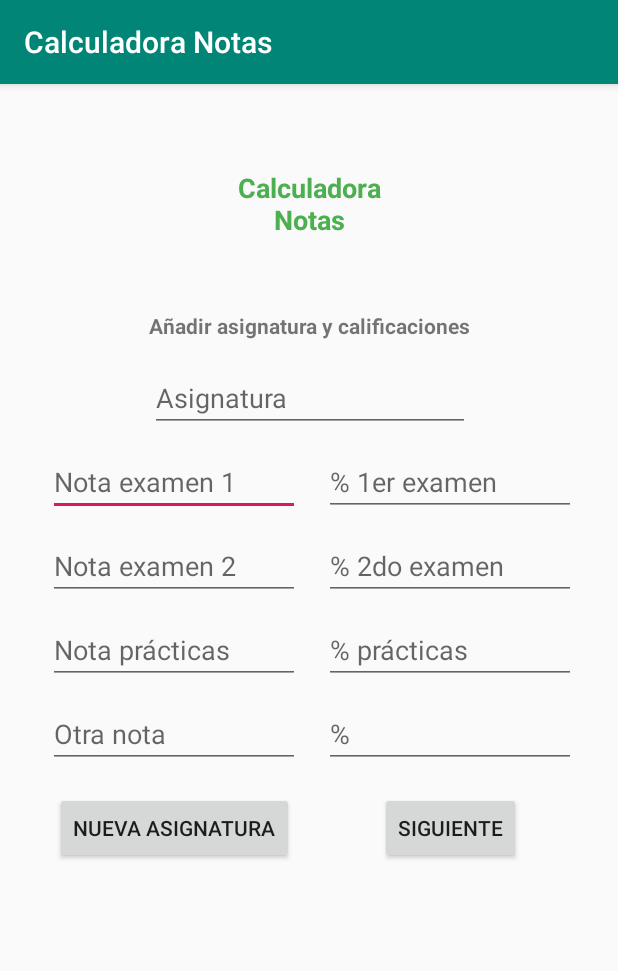
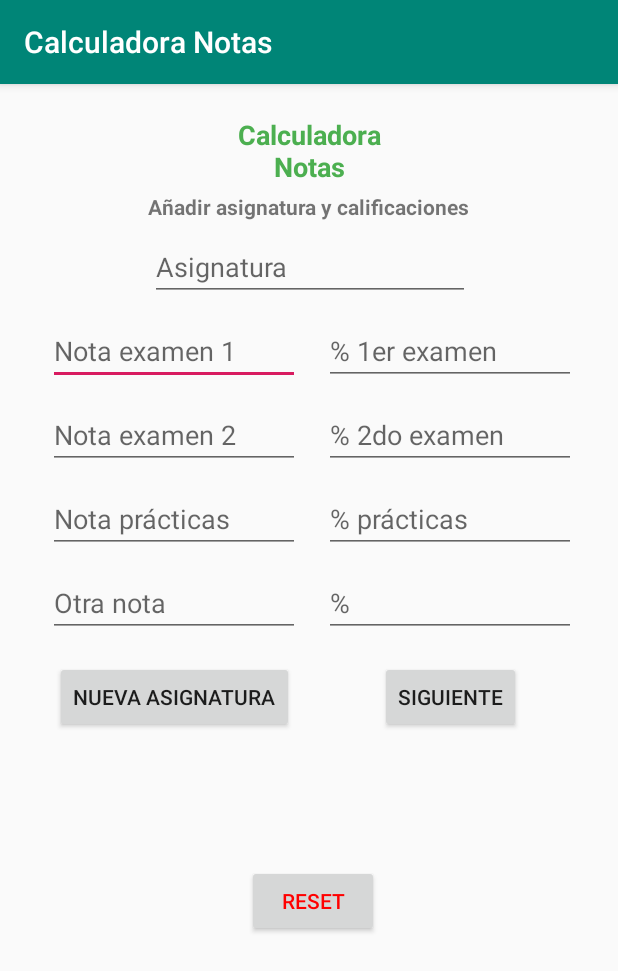
Before and after one commit to gabmar4/apptelem, an Android app: the screen it shows after launch (MainActivity), on a phone screen of 412 x 824 dp. Shown: the top 971 px of the screen. Run offline under Robolectric (Android 15) with nearby library versions, the phone set to English and light mode, and no system bars.

Commit message:
v0.41 no puedo crear un contador

```diff
--- a/app/src/main/java/com/example/appl_notas/MainActivity.java
+++ b/app/src/main/java/com/example/appl_notas/MainActivity.java
@@ -13,19 +13,25 @@ import android.widget.ImageButton;
 import android.widget.RadioButton;
 import android.widget.TextView;
 
+import org.w3c.dom.Text;
+
 public class MainActivity extends AppCompatActivity {
 
     @Override
     protected void onCreate(Bundle savedInstanceState) {
         super.onCreate(savedInstanceState);
         setContentView(R.layout.activity_main);
-        double nota_1=0;
         final Button  button_sig =(Button) findViewById(R.id.button_sig);
+        final Button  button_new =(Button) findViewById(R.id.button_new);
+        final Button  button_rst =(Button) findViewById(R.id.button_rst);
+
+        final TextView te_contador =(TextView) findViewById(R.id.te_contador);
+
+        int contador=1;
 
         button_sig.setOnClickListener(new View.OnClickListener(){
             @Override public void onClick(View v) {
 
-//podria usar un bucle if para comprobar que se cumplen los porcentajes
                 Intent intento = new Intent(MainActivity.this, Asignaturas.class);
                 Bundle b = new Bundle();
 
@@ -77,6 +83,8 @@ public class MainActivity extends AppCompatActivity {
                 double sum=pnota_1+pnota_2+pnota_p+pnota_ot;
                 intento.putExtras(b);
 
+                te_contador.setText("Hay "+(++contador)+" asignatura(s)");
+
                 if(((nota_1>10)||(nota_2>10))||((nota_p>10)||(nota_ot>10))){
                     error_p.setText("Una de las notas es mayor que 10.");
 
@@ -109,7 +117,19 @@ public class MainActivity extends AppCompatActivity {
                 }
             }
         });
+
+        button_rst.setOnClickListener(new View.OnClickListener(){
+            @Override
+            public void onClick (View v){
+                contador +=1;
+                finish();
+                startActivity(getIntent());
+            }
+        });
+
     }
+
+
 
     double ParseDouble (String strNumber){
         if(strNumber !=null && strNumber.length()>0){
--- a/app/src/main/res/layout/activity_main.xml
+++ b/app/src/main/res/layout/activity_main.xml
@@ -36,8 +36,8 @@
 
     <TextView
         android:id="@+id/textView"
-        android:layout_width="143dp"
-        android:layout_height="63dp"
+        android:layout_width="140dp"
+        android:layout_height="55dp"
         android:gravity="center|center_horizontal"
         android:text="Calculadora Notas"
         android:textAppearance="@style/TextAppearance.AppCompat.Large"
@@ -49,13 +49,12 @@
         app:layout_constraintLeft_toLeftOf="parent"
         app:layout_constraintRight_toRightOf="parent"
         app:layout_constraintTop_toTopOf="parent"
-        app:layout_constraintVertical_bias="0.068" />
+        app:layout_constraintVertical_bias="0.023" />
 
     <TextView
         android:id="@+id/anyade_asig"
         android:layout_width="wrap_content"
         android:layout_height="wrap_content"
-        android:layout_marginTop="40dp"
         android:text="Añadir asignatura y calificaciones"
         android:textStyle="bold"
         app:layout_constraintEnd_toEndOf="@+id/textView"
@@ -66,12 +65,13 @@
         android:id="@+id/asignatura"
         android:layout_width="wrap_content"
         android:layout_height="wrap_content"
-        android:layout_marginTop="16dp"
+        android:layout_marginTop="8dp"
         android:ems="10"
         android:hint="Asignatura"
         android:inputType="textPersonName|textCapSentences"
         android:textAllCaps="true"
         app:layout_constraintEnd_toEndOf="@+id/anyade_asig"
+        app:layout_constraintHorizontal_bias="1.0"
         app:layout_constraintStart_toStartOf="@+id/anyade_asig"
         app:layout_constraintTop_toBottomOf="@+id/anyade_asig" />
 
@@ -176,7 +176,7 @@
         android:layout_height="40dp"
         android:layout_marginStart="8dp"
         android:layout_marginLeft="8dp"
-        android:layout_marginTop="44dp"
+        android:layout_marginTop="48dp"
         android:layout_marginEnd="8dp"
         android:layout_marginRight="8dp"
         android:gravity="center"
@@ -185,8 +185,36 @@
         android:textSize="12sp"
         android:textStyle="normal"
         app:layout_constraintEnd_toEndOf="@+id/p_nota_ot"
-        app:layout_constraintHorizontal_bias="0.477"
+        app:layout_constraintHorizontal_bias="0.529"
         app:layout_constraintStart_toStartOf="@+id/nota_ot"
         app:layout_constraintTop_toBottomOf="@+id/button_new" />
 
+    <TextView
+        android:id="@+id/te_contador"
+        android:layout_width="0dp"
+        android:layout_height="32dp"
+        android:layout_marginStart="8dp"
+        android:layout_marginLeft="8dp"
+        android:layout_marginTop="8dp"
+        android:layout_marginEnd="8dp"
+        android:layout_marginRight="8dp"
+        android:gravity="center"
+        android:textColor="#3F51B5"
+        android:textIsSelectable="false"
+        android:textStyle="bold"
+        app:layout_constraintEnd_toEndOf="@+id/p_nota_ot"
+        app:layout_constraintStart_toStartOf="@+id/nota_ot"
+        app:layout_constraintTop_toBottomOf="@+id/button_sig" />
+
+    <Button
+        android:id="@+id/button_rst"
+        android:layout_width="wrap_content"
+        android:layout_height="wrap_content"
+        android:text="Reset"
+        android:textColor="#FF0000"
+        app:layout_constraintEnd_toEndOf="@+id/textView"
+        app:layout_constraintHorizontal_bias="0.557"
+        app:layout_constraintStart_toStartOf="@+id/textView"
+        app:layout_constraintTop_toBottomOf="@+id/Error_porcentaje" />
+
 </android.support.constraint.ConstraintLayout>
```
